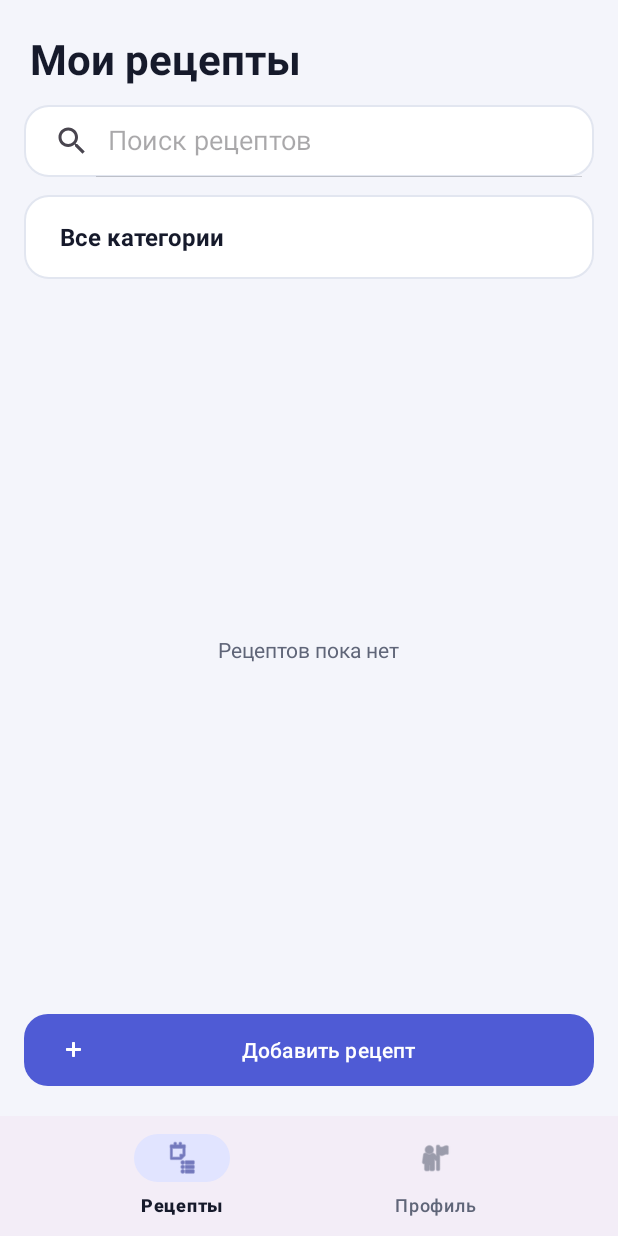
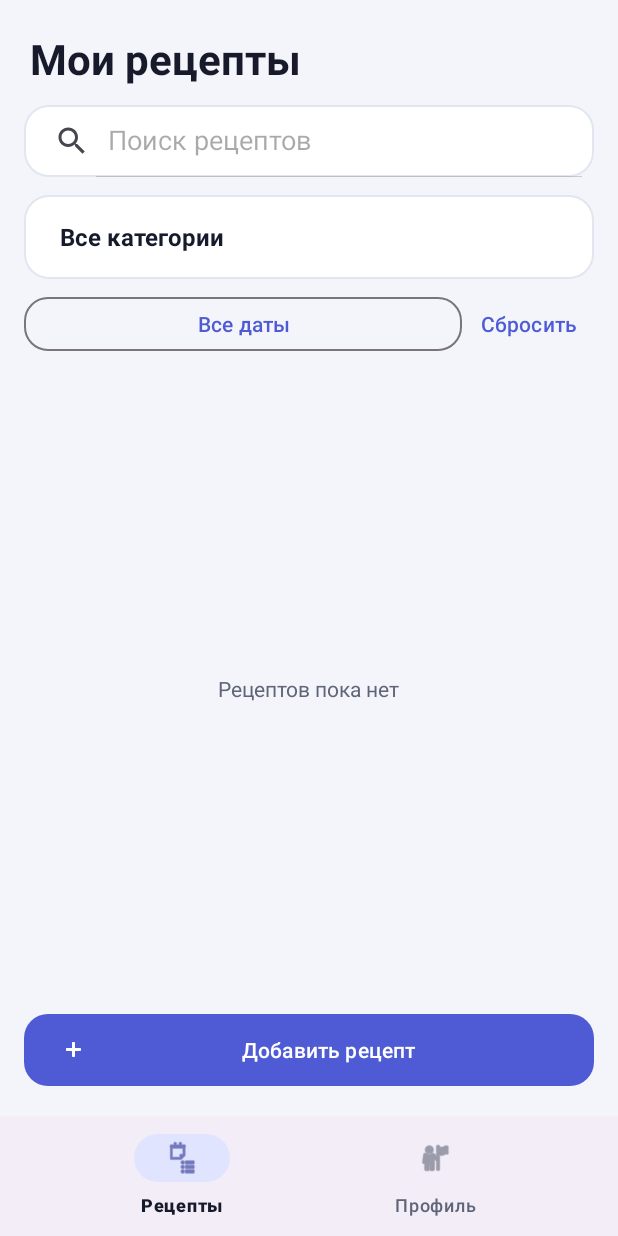
Before and after one commit to spirtex1/recipes-app, an Android app: the MainActivity screen opened directly, with no data from a screen before it, on a phone screen of 412 x 824 dp. Run offline under Robolectric (Android 15) with nearby library versions, the phone set to English and light mode, and no system bars.

Commit message:
Фильтр рецептов по дате, миграция БД до версии 5

```diff
--- a/app/src/main/java/ru/shtrih/recipesapp/MainActivity.kt
+++ b/app/src/main/java/ru/shtrih/recipesapp/MainActivity.kt
@@ -3,18 +3,23 @@ package ru.shtrih.recipesapp
 import android.content.Intent
 import android.os.Bundle
 import android.view.View
+import android.widget.AdapterView
+import android.widget.ArrayAdapter
 import android.widget.Button
 import android.widget.SearchView
 import android.widget.Spinner
-import android.widget.AdapterView
-import android.widget.ArrayAdapter
 import androidx.appcompat.app.AppCompatActivity
 import androidx.recyclerview.widget.LinearLayoutManager
 import androidx.recyclerview.widget.RecyclerView
 import com.google.android.material.bottomnavigation.BottomNavigationView
+import com.google.android.material.datepicker.MaterialDatePicker
 import com.google.android.material.snackbar.Snackbar
+import java.text.SimpleDateFormat
+import java.util.Calendar
+import java.util.Locale
+import java.util.TimeZone
 
-// Главный экран. Список рецептов, поиск, фильтр, удаление, детали и нижняя навигация.
+// Главный экран. Список рецептов, поиск, фильтр по категории и дате, удаление, детали и нижняя навигация.
 class MainActivity : AppCompatActivity() {
 
     private lateinit var dbHelper: DBHelper
@@ -25,6 +30,9 @@ class MainActivity : AppCompatActivity() {
     private var selectedCategoryId: Long = -1L
     // Текст поиска держим отдельно, чтобы фильтр и поиск работали вместе
     private var currentQuery: String = ""
+    // Период фильтра в виде чисел вида 20261114. null — без ограничения
+    private var filterFrom: Int? = null
+    private var filterTo: Int? = null
 
     override fun onCreate(savedInstanceState: Bundle?) {
         super.onCreate(savedInstanceState)
@@ -37,6 +45,8 @@ class MainActivity : AppCompatActivity() {
         val searchView = findViewById<SearchView>(R.id.searchView)
         val bottomNav = findViewById<BottomNavigationView>(R.id.bottomNav)
         val categoryFilter = findViewById<Spinner>(R.id.categoryFilter)
+        val dateFilterButton = findViewById<Button>(R.id.dateFilterButton)
+        val clearDateButton = findViewById<Button>(R.id.clearDateButton)
 
         // Список сверху вниз. Два колбэка: удаление и открытие деталей.
         recyclerView.layoutManager = LinearLayoutManager(this)
@@ -49,6 +59,17 @@ class MainActivity : AppCompatActivity() {
 
         addButton.setOnClickListener {
             startActivity(Intent(this, AddRecipeActivity::class.java))
+        }
+
+        // Выбор периода: открываем календарь с диапазоном дат
+        dateFilterButton.setOnClickListener { showDatePicker(dateFilterButton) }
+
+        // Сброс периода: показываем все даты
+        clearDateButton.setOnClickListener {
+            filterFrom = null
+            filterTo = null
+            dateFilterButton.text = getString(R.string.date_filter_all)
+            reloadList()
         }
 
         // Поиск по мере ввода. Запоминаем текст, чтобы фильтр его учитывал.
@@ -75,7 +96,7 @@ class MainActivity : AppCompatActivity() {
                 )
                 filterAdapter.setDropDownViewResource(R.layout.item_category)
                 categoryFilter.adapter = filterAdapter
-// Фон и отступы выпадающего окна
+                // Фон выпадающего окна
                 categoryFilter.setPopupBackgroundResource(R.drawable.bg_dropdown)
             }
         }.start()
@@ -112,15 +133,52 @@ class MainActivity : AppCompatActivity() {
         reloadList()
     }
 
-    // Единая точка загрузки: учитывает и поиск, и фильтр по категории.
+    // Календарь с диапазоном дат. Результат переводим в числа вида 20261114.
+    private fun showDatePicker(button: Button) {
+        val picker = MaterialDatePicker.Builder.dateRangePicker()
+            .setTitleText(getString(R.string.date_picker_title))
+            .build()
+        picker.addOnPositiveButtonClickListener { selection ->
+            val start = selection.first
+            val end = selection.second
+            filterFrom = dayKey(start, TimeZone.getTimeZone("UTC"))
+            filterTo = dayKey(end, TimeZone.getTimeZone("UTC"))
+            button.text = getString(R.string.date_range_format, formatDay(start), formatDay(end))
+            reloadList()
+        }
+        picker.show(supportFragmentManager, "date_range")
+    }
+
+    // Дата в виде 20261114 для сравнения. Календарь в UTC — чтобы выбранный день не сдвигался.
+    private fun dayKey(millis: Long, zone: TimeZone): Int {
+        val c = Calendar.getInstance(zone).apply { timeInMillis = millis }
+        return c.get(Calendar.YEAR) * 10000 + (c.get(Calendar.MONTH) + 1) * 100 + c.get(Calendar.DAY_OF_MONTH)
+    }
+
+    private fun formatDay(millis: Long): String {
+        return SimpleDateFormat("dd.MM.yyyy", Locale.getDefault()).apply {
+            timeZone = TimeZone.getTimeZone("UTC")
+        }.format(millis)
+    }
+
+    // Единая точка загрузки: учитывает поиск, фильтр по категории и период.
     private fun reloadList() {
+        // Копируем значения фильтров до запуска потока
+        val categoryId = selectedCategoryId
+        val query = currentQuery
+        val from = filterFrom
+        val to = filterTo
+
         Thread {
             val userId = Session.getUserId(this)
-            val recipes = when {
-                selectedCategoryId != -1L -> dbHelper.getRecipesByCategory(userId, selectedCategoryId)
-                    .filter { currentQuery.isEmpty() || it.title.lowercase().contains(currentQuery.lowercase()) }
-                currentQuery.isNotEmpty() -> dbHelper.searchRecipes(userId, currentQuery)
+            val recipes = (when {
+                categoryId != -1L -> dbHelper.getRecipesByCategory(userId, categoryId)
+                    .filter { query.isEmpty() || it.title.lowercase().contains(query.lowercase()) }
+                query.isNotEmpty() -> dbHelper.searchRecipes(userId, query)
                 else -> dbHelper.getRecipes(userId)
+            }).filter { recipe ->
+                val key = dayKey(recipe.createdAt, TimeZone.getDefault())
+                (from == null || key >= from) && (to == null || key <= to)
             }
             runOnUiThread {
                 adapter.updateItems(recipes)
@@ -150,8 +208,7 @@ class MainActivity : AppCompatActivity() {
         }.start()
     }
 
-    // Открываем экран деталей и передаём данные рецепта, включая id для редактирования
-// Открываем детали и передаём все данные рецепта, включая путь к фото
+    // Открываем детали и передаём все данные рецепта, включая путь к фото
     private fun openDetail(recipe: Recipe) {
         val intent = Intent(this, RecipeDetailActivity::class.java).apply {
             putExtra(RecipeDetailActivity.EXTRA_ID, recipe.id)
--- a/app/src/main/res/layout/activity_main.xml
+++ b/app/src/main/res/layout/activity_main.xml
@@ -1,5 +1,5 @@
 <?xml version="1.0" encoding="utf-8"?>
-<!-- Главный экран: заголовок, поиск и фильтр в скруглённых полях, список, кнопка и навигация -->
+<!-- Главный экран: заголовок, поиск и фильтры, список, кнопка и навигация -->
 <androidx.constraintlayout.widget.ConstraintLayout
     xmlns:android="http://schemas.android.com/apk/res/android"
     xmlns:app="http://schemas.android.com/apk/res-auto"
@@ -49,6 +49,38 @@
         app:layout_constraintStart_toStartOf="parent"
         app:layout_constraintTop_toBottomOf="@+id/searchView" />
 
+    <!-- Фильтр по дате: кнопка выбора периода и сброс -->
+    <LinearLayout
+        android:id="@+id/dateRow"
+        android:layout_width="0dp"
+        android:layout_height="wrap_content"
+        android:layout_marginHorizontal="@dimen/screen_padding"
+        android:layout_marginTop="@dimen/spacing_small"
+        android:gravity="center_vertical"
+        android:orientation="horizontal"
+        app:layout_constraintEnd_toEndOf="parent"
+        app:layout_constraintStart_toStartOf="parent"
+        app:layout_constraintTop_toBottomOf="@+id/categoryFilter">
+
+        <com.google.android.material.button.MaterialButton
+            android:id="@+id/dateFilterButton"
+            style="@style/Widget.Material3.Button.OutlinedButton"
+            android:layout_width="0dp"
+            android:layout_height="wrap_content"
+            android:layout_weight="1"
+            android:minHeight="@dimen/button_min_height_sm"
+            android:text="@string/date_filter_all"
+            app:cornerRadius="@dimen/card_corner_radius" />
+
+        <Button
+            android:id="@+id/clearDateButton"
+            style="@style/Widget.Material3.Button.TextButton"
+            android:layout_width="wrap_content"
+            android:layout_height="wrap_content"
+            android:minHeight="@dimen/button_min_height_sm"
+            android:text="@string/date_clear" />
+    </LinearLayout>
+
     <!-- Список рецептов -->
     <androidx.recyclerview.widget.RecyclerView
         android:id="@+id/recipesList"
@@ -60,7 +92,7 @@
         app:layout_constraintBottom_toTopOf="@+id/addRecipeButton"
         app:layout_constraintEnd_toEndOf="parent"
         app:layout_constraintStart_toStartOf="parent"
-        app:layout_constraintTop_toBottomOf="@+id/categoryFilter" />
+        app:layout_constraintTop_toBottomOf="@+id/dateRow" />
 
     <!-- Текст-заглушка, когда рецептов нет -->
     <TextView
--- a/app/src/main/res/values/strings.xml
+++ b/app/src/main/res/values/strings.xml
@@ -99,5 +99,9 @@
     <string name="err_category_empty">Выберите категорию</string>
     <string name="err_photo_load">Не удалось загрузить фото</string>
     <string name="recipe_saved">Рецепт сохранён</string>
-
+    <!-- Фильтр по дате -->
+    <string name="date_filter_all">Все даты</string>
+    <string name="date_clear">Сбросить</string>
+    <string name="date_picker_title">Выберите период</string>
+    <string name="date_range_format">%1$s – %2$s</string>
 </resources>
```
Also changed, not shown: app/src/main/java/ru/shtrih/recipesapp/DBHelper.kt (+24 -11 lines).
